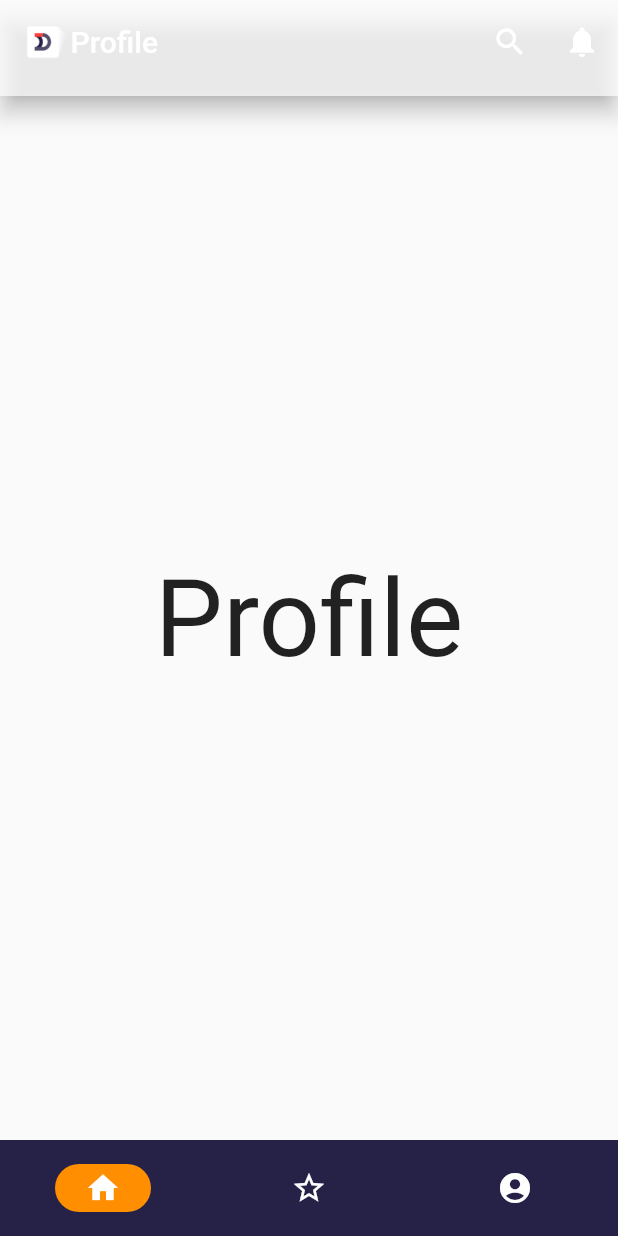
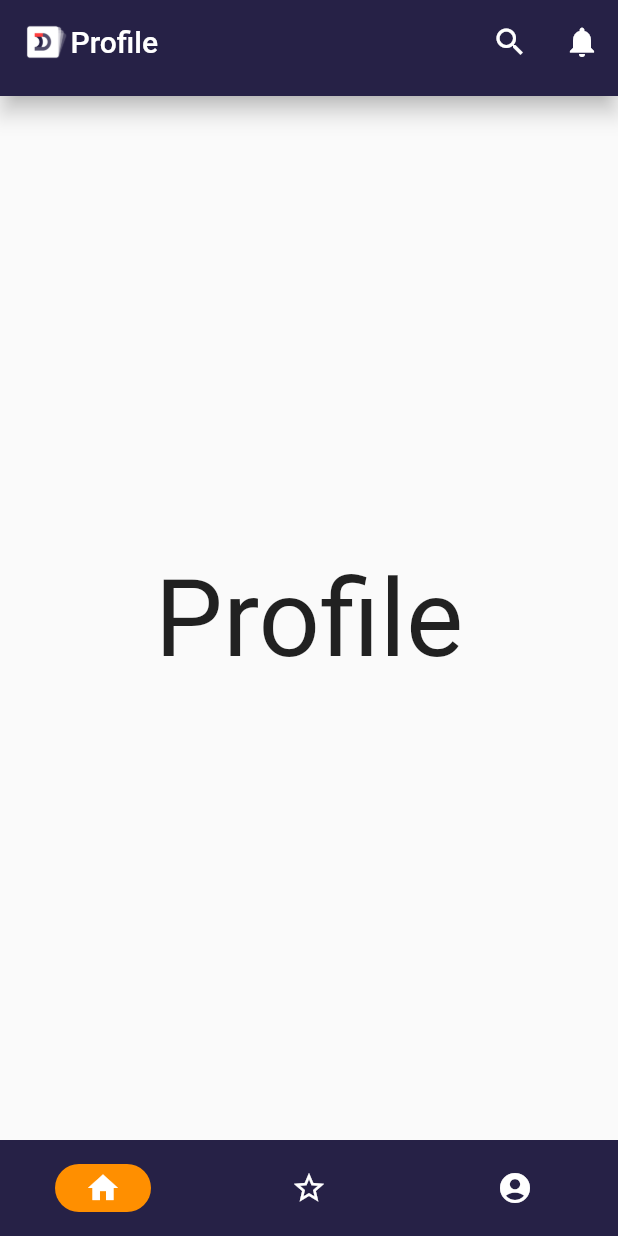
Before and after one commit to abenartz/News-app-flutter-bloc, a Flutter app: the screen it shows after launch, swiped to page 3, on a phone screen of 412 x 824 dp. Run offline on Flutter 3.47's test engine with Material 2 defaults, Android fonts, the light colour scheme and no system bars; our stand-ins replace bloc, dio, equatable, flutter_bloc, flutter_spinkit; network calls fail.

Commit message:
Added article details screen

```diff
--- a/lib/api/articles/articles_api.dart
+++ b/lib/api/articles/articles_api.dart
@@ -1,5 +1,5 @@
-import 'package:dio/dio.dart';
 import 'package:dispatcher/api/articles/responses/get_everything_response.dart';
+import 'package:dispatcher/bloc/home/home_bloc.dart';
 import 'package:dispatcher/constants/constants.dart';
 import 'package:flutter/cupertino.dart';
 
@@ -31,11 +31,11 @@ class ArticlesApi {
     try {
       await Future.delayed(const Duration(seconds: DioClient.testDelaySec));
       final response = await dioClient.get(_topHeadlines, queryParameters: {
-        'apiKey': Constants.apiKey,
+        'apiKey': Constants.apiKey, // todo: set in interceptor..
         'country': 'us',
         'page': pageNum,
         'q': query,
-        'pageSize': 5,
+        'pageSize': HomeBloc.pageSize,
       });
       return GetEverythingResponse.fromJson(response.data);
     } catch (e) {
--- a/lib/bloc/home/home_bloc.dart
+++ b/lib/bloc/home/home_bloc.dart
@@ -12,8 +12,9 @@ part 'home_state.dart';
 
 class HomeBloc extends Bloc<HomeEvent, HomeState> {
 
+  static const pageSize = 20;
   final ArticlesRepository articleRepository;
-  int _pageNum = 0;
+  int _pageNum = 1;
   bool _isSearchExhausted = false;
   bool _isFetching = false;
   final List<Article> _articles = [];
@@ -26,11 +27,14 @@ class HomeBloc extends Bloc<HomeEvent, HomeState> {
   _onFetchArticles(FetchArticles event, Emitter<HomeState> emit) async {
     if (!_isSearchExhausted && !_isFetching) {
       _isFetching = true;
-      emit(_pageNum == 0
+      emit(_pageNum <= 1
           ? Loading()
           : ArticlesLoaded(articles: _articles, query: event.searchKey, isFetchingMore: true));
       final articlesToAdd = await articleRepository.getPageTopHeadlines(_pageNum, event.searchKey);
-      if (articlesToAdd.isEmpty) {
+      for (var article in articlesToAdd) {
+        log("HomeBloc article to add- ${article.title}");
+      }
+      if (articlesToAdd.length < pageSize) {
         _isSearchExhausted = true;
       }
       _articles.addAll(articlesToAdd);
--- a/lib/constants/app_colors.dart
+++ b/lib/constants/app_colors.dart
@@ -3,6 +3,7 @@ import 'package:flutter/material.dart';
 class AppColors {
 
   static const appBackground =  Color(0xff262146);
+  static const surfaceBg =  Color(0xffF8F8FF);
   static const iconColor =  Colors.white;
 
 }
--- a/lib/constants/constants.dart
+++ b/lib/constants/constants.dart
@@ -5,4 +5,7 @@ class Constants {
   static const baseUrl = "https://newsapi.org/v2/";
   static const connectionTimeout = 15000;
   static const receiveTimeout = 15000;
+
+  static const appBarHeight = 64.0;
+  static const appBarElevation = 6.0;
 }
--- a/lib/ui/pages/profile/profile_page.dart
+++ b/lib/ui/pages/profile/profile_page.dart
@@ -1,6 +1,6 @@
 import 'package:flutter/material.dart';
 import '../../../enums/nav_bar_item.dart';
-import '../../widgets/main_app_bar.dart';
+import '../../widgets/app_bars/main_app_bar.dart';
 
 class ProfilePage extends StatelessWidget {
   const ProfilePage({super.key});
@@ -8,8 +8,7 @@ class ProfilePage extends StatelessWidget {
   @override
   Widget build(BuildContext context) => Scaffold(
     appBar: MainAppBar(
-      title: NavbarItem.profile.title,
-      bgColor:  Colors.white70,
+      title: NavbarItem.profile.title
     ),
     body: Center(
         child: Text(
--- a/lib/ui/widgets/main_app_bar.dart
+++ b/lib/ui/widgets/app_bars/main_app_bar.dart
@@ -1,23 +1,22 @@
+import 'package:dispatcher/constants/constants.dart';
 import 'package:flutter/material.dart';
 
-import '../../constants/app_colors.dart';
+import '../../../constants/app_colors.dart';
 
 class MainAppBar extends StatelessWidget implements PreferredSizeWidget {
 
   const MainAppBar({
     super.key,
     required this.title,
-    required this.bgColor
   });
 
   final String title;
-  final Color bgColor;
 
   @override
   Widget build(BuildContext context) {
     return AppBar(
-      backgroundColor: bgColor,
-      elevation: 6,
+      backgroundColor: AppColors.appBackground,
+      elevation: Constants.appBarElevation,
       title: Row(
         children: [
           SizedBox(
@@ -44,6 +43,6 @@ class MainAppBar extends StatelessWidget implements PreferredSizeWidget {
   }
 
   @override
-  Size get preferredSize => const Size.fromHeight(64);
+  Size get preferredSize => const Size.fromHeight(Constants.appBarHeight);
 
 }
--- a/lib/ui/widgets/article_card.dart
+++ b/lib/ui/widgets/article_card.dart
@@ -1,3 +1,4 @@
+
 import 'package:flutter/material.dart';
 
 import '../../model/article.dart';
@@ -12,6 +13,7 @@ class ArticleCard extends StatelessWidget {
   @override
   Widget build(BuildContext context) {
     return Card(
+      color: Colors.white,
       shape: RoundedRectangleBorder(
           borderRadius: BorderRadius.circular(cardRadius)),
       child: Column(
```
Also changed, not shown: lib/ui/pages/article_details/article_detail_page.dart (added, +88 -0 lines), lib/ui/pages/favorites/favorites_page.dart (+14 -14 lines), lib/ui/pages/home/home_page.dart (+17 -4 lines), lib/ui/widgets/app_bars/back_app_bar.dart (added, +30 -0 lines).
